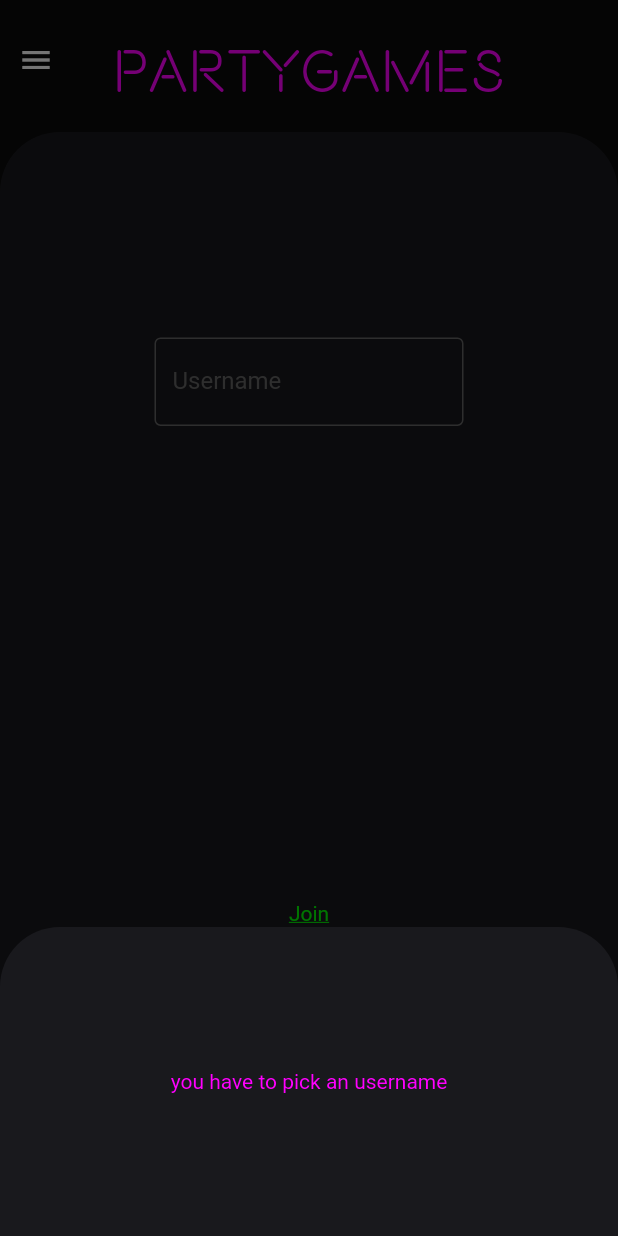
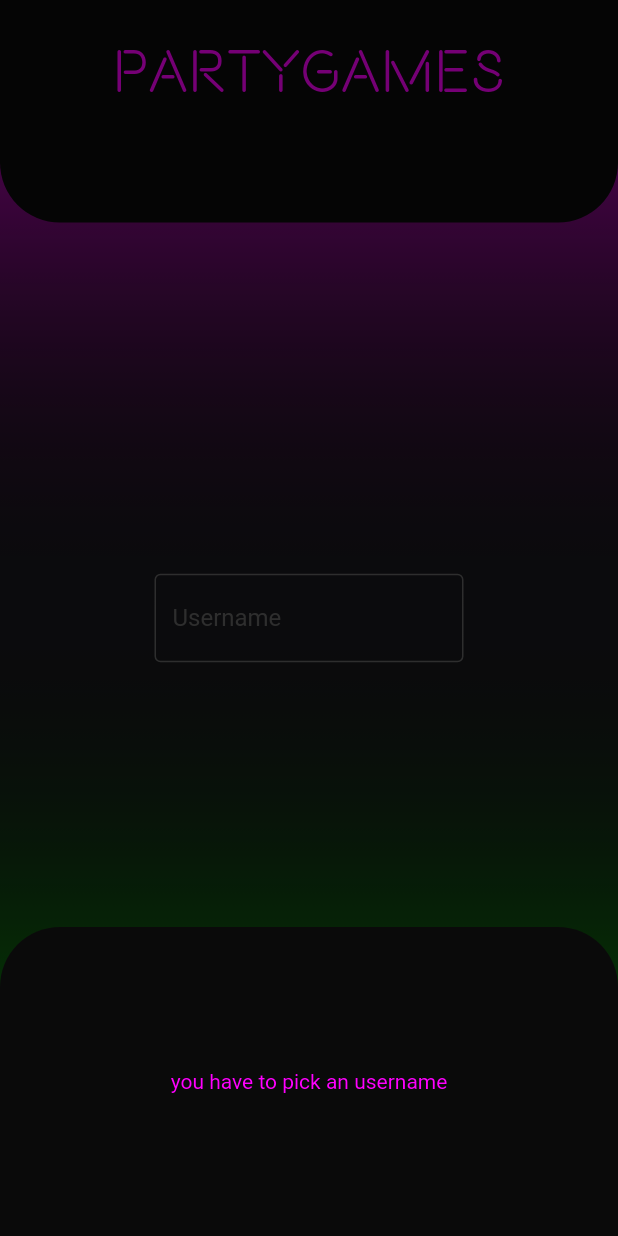
Before and after one commit to einArthur007/partygames, a Flutter app: the screen it shows after launch, after a tap on "Join", on a phone screen of 412 x 824 dp. Run offline on Flutter 3.47's test engine with Material 2 defaults, Android fonts, the phone set to English and light mode, and no system bars; our stand-ins replace page_transition, shared_preferences.

Commit message:
erste Seite fertig

```diff
--- a/lib/funktion.dart
+++ b/lib/funktion.dart
@@ -1,24 +1,14 @@
-import 'dart:async';
-
 import 'package:flutter/material.dart';
 import 'package:shared_preferences/shared_preferences.dart';
-import 'package:page_transition/page_transition.dart';
-import 'package:partygames/pages/lobby.dart';
 
 joinRequest(BuildContext context) async {
   SharedPreferences prefs = await SharedPreferences.getInstance();
   String? name = prefs.getString('name');
+  if (name != '') {
+    pageChange = true;
+    return;
+  }
 
-  if (name != '') {
-    // ignore: use_build_context_synchronously
-    Navigator.of(context).push(
-      PageTransition(
-        child: const Lobby(),
-        type: PageTransitionType.rightToLeftWithFade,
-      ),
-    );
-  }
-  if (name == '') {
   // ignore: use_build_context_synchronously
   showModalBottomSheet(
     backgroundColor: Colors.transparent,
@@ -30,8 +20,7 @@ joinRequest(BuildContext context) async {
         child: Container(
           decoration: BoxDecoration(
             borderRadius: const BorderRadius.only(
-                    topLeft: Radius.circular(40),
-                    topRight: Radius.circular(40)),
+                topLeft: Radius.circular(40), topRight: Radius.circular(40)),
             color: Theme.of(context).focusColor,
           ),
           child: Center(
@@ -44,9 +33,11 @@ joinRequest(BuildContext context) async {
           ),
         ),
       );
-        });
+    },
+  );
 }
-}
+
+bool pageChange = false;
 
 int playerNumber() {
   return 10;
--- a/lib/main.dart
+++ b/lib/main.dart
@@ -1,13 +1,7 @@
-import 'dart:async';
-
 import 'package:flutter/material.dart';
-import 'package:page_transition/page_transition.dart';
-import 'package:partygames/funktion.dart';
-import 'package:partygames/models/button.dart';
-import 'package:partygames/models/heading.dart';
-import 'package:partygames/models/input.dart';
-import 'package:partygames/pages/lobby.dart';
-import 'package:shared_preferences/shared_preferences.dart';
+import 'package:partygames/pages/games.dart';
+import 'package:partygames/pages/signin.dart';
+import 'package:partygames/pages/designlayout.dart';
 
 void main() {
   runApp(const MyApp());
@@ -22,13 +16,16 @@ class MyApp extends StatelessWidget {
       debugShowCheckedModeBanner: false,
       theme: ThemeData(
         primaryColorLight: const Color.fromARGB(255, 0, 255, 0),
-        primaryColorDark: Color.fromARGB(255, 255, 0, 255),
-        focusColor: const Color.fromARGB(255, 25, 25, 29),
-        scaffoldBackgroundColor: const Color.fromARGB(255, 10, 10, 10),
+        primaryColorDark: const Color.fromARGB(255, 255, 0, 255),
+        scaffoldBackgroundColor: const Color.fromARGB(255, 25, 25, 29),
+        focusColor: const Color.fromARGB(255, 10, 10, 10),
         highlightColor: const Color.fromARGB(255, 255, 255, 255),
         shadowColor: const Color.fromARGB(255, 100, 100, 100),
+        hintColor: const Color.fromARGB(255, 150, 150, 150),
+        cardColor: const Color.fromARGB(255, 20, 20, 20),
       ),
-      home: Scaffold(
+      home: const Scaffold(
+        resizeToAvoidBottomInset: false,
         body: Home(),
       ),
     );
@@ -36,129 +33,38 @@ class MyApp extends StatelessWidget {
 }
 
 class Home extends StatefulWidget {
-  Home({super.key});
+  const Home({super.key});
 
   @override
   State<Home> createState() => _HomeState();
 }
 
 class _HomeState extends State<Home> {
-  @override
-  void initState() {
-    getName();
-    super.initState();
-  }
-
-  getName() async {
-    SharedPreferences prefs = await SharedPreferences.getInstance();
-    String? name = prefs.getString('name');
-    name ??= '';
-    input.text = name;
-  }
-
-  setName() async {
-    SharedPreferences prefs = await SharedPreferences.getInstance();
-    prefs.setString('name', input.text);
-    print(input.text);
-  }
-
-  late Timer timer;
-  int counter = 10;
-
-  void timerStart() {
-    counter = 10;
-//    for (var timerRound = 0; timerRound < 20;) {
-    timer = Timer.periodic(Duration(seconds: 1), (timer) {
-      print(counter);
-      if (counter > 0) {
-        setState(() {
-          counter--;
-        });
-      } else {
-        counter = 10;
-      }
-    });
-//    if (timerRound == 20) {
-//        timer.cancel();
-//    }
-//  print(timerRound);
-//}
-  }
-
-  TextEditingController input = TextEditingController();
+  int pageCounter = 0;
+  Widget? refresh;
 
   @override
   Widget build(BuildContext context) {
-    return Column(
+    if (pageCounter == 0) {
+      refresh = SignIn(setNewPage: () {
+        pageCounter++;
+        setState(() {});
+      });
+    }
+    if (pageCounter == 1) refresh = Games(fontColor: Theme.of(context).primaryColorLight,);
+
+    return Stack(
       children: [
-        SizedBox(
-          width: MediaQuery.of(context).size.width,
-          child: Stack(
-            children: [
-              Container(
-                alignment: Alignment.centerLeft,
-                height: 80,
-                child: IconButton(
-                  onPressed: () {},
-                  icon:
-                      Icon(Icons.menu, color: Theme.of(context).highlightColor),
-                  color: Theme.of(context).shadowColor,
-                ),
-              ),
-              Container(
-                alignment: Alignment.center,
-                child: const Heading(
-                  text: 'PartyGames',
-                ),
-              ),
-            ],
-          ),
-        ),
-        Container(
-          decoration: BoxDecoration(
-            borderRadius: const BorderRadius.only(
-              topLeft: Radius.circular(40),
-              topRight: Radius.circular(40),
-            ),
-            color: Theme.of(context).focusColor,
-          ),
-          child: SizedBox(
-            width: MediaQuery.of(context).size.width,
-            height: MediaQuery.of(context).size.height / 1.161,
-            child: Column(
-              mainAxisAlignment: MainAxisAlignment.spaceAround,
-              children: [
-                SizedBox(
-                  width: MediaQuery.of(context).size.width / 2,
-                  child: Input(
-                    labelText: 'Username',
-                    password: false,
-                    controller: input,
-                  ),
-                ),
-                GestureDetector(
-                  onTap: () {
-                    setName();
-                    joinRequest(context);
-                    timerStart();
-                  },
-                  child: Column(
-                      mainAxisAlignment: MainAxisAlignment.center,
-                      crossAxisAlignment: CrossAxisAlignment.center,
-                      children: [
-                        SizedBox(
-                          height: MediaQuery.of(context).size.height / 8,
-                          width: MediaQuery.of(context).size.width / 4,
-                          child: const Button(
-                            text: 'Join',
-                            border: null,
-                          ),
-                        ),
-                      ]),
-                )
-              ],
-            ),
-          ),
+        const Layout(),
+        AnimatedSwitcher(
+          duration: const Duration(milliseconds: 250),
+          child: refresh!,
+          transitionBuilder: (child, animation) {
+            return ScaleTransition(
+              scale: animation,
+              child: child,
+            );
+          },
         ),
       ],
     );
--- a/lib/models/button.dart
+++ b/lib/models/button.dart
@@ -15,15 +15,12 @@ class Button extends StatelessWidget {
       decoration: BoxDecoration(
         border: border,
       ),
-      child: Center(
         child: Text(
           text,
           style: TextStyle(
             color: Theme.of(context).primaryColorLight,
-            decoration: TextDecoration.underline,
           ),
         ),
-      ),
     );
   }
 }
--- /dev/null
+++ b/lib/models/led.dart
@@ -0,0 +1,39 @@
+import 'package:flutter/material.dart';
+
+
+class LED extends StatelessWidget {
+  const LED({
+    super.key,
+    required this.color,
+    required this.begin,
+    required this.end,
+  });
+
+  final Color color;
+  final AlignmentGeometry begin;
+  final AlignmentGeometry end;
+
+
+  @override
+  Widget build(BuildContext context) {
+    return SizedBox(
+      width: MediaQuery.of(context).size.width,
+      child: Container(
+        decoration: BoxDecoration(
+          borderRadius: const BorderRadius.only(
+            bottomLeft: Radius.circular(40),
+            bottomRight: Radius.circular(40),
+          ),
+          gradient: LinearGradient(
+            begin: begin,
+            end: end,
+            colors: <Color>[
+              color,
+              Colors.transparent,
+            ],
+          ),
+        ),
+      ),
+    );
+  }
+}
--- /dev/null
+++ b/lib/pages/designlayout.dart
@@ -0,0 +1,43 @@
+import 'package:flutter/material.dart';
+import 'package:partygames/models/led.dart';
+import 'package:partygames/models/heading.dart';
+
+class Layout extends StatelessWidget {
+  const Layout({super.key});
+
+  @override
+  Widget build(BuildContext context) {
+    return Stack(
+      children: [
+        LED(
+          color: Theme.of(context).primaryColorDark,
+          begin: Alignment.topCenter,
+          end: Alignment.center,
+        ),
+        SizedBox(
+          height: MediaQuery.of(context).size.height * 0.18,
+          width: MediaQuery.of(context).size.width,
+          child: Container(
+            decoration: BoxDecoration(
+              borderRadius: const BorderRadius.only(
+                bottomLeft: Radius.circular(40),
+                bottomRight: Radius.circular(40),
+              ),
+              color: Theme.of(context).focusColor,
+            ),
+            child: Stack(
+              children: [
+                Container(
+                  alignment: Alignment.topCenter,
+                  child: const Heading(
+                    text: 'Partygames',
+                  ),
+                ),
+              ],
+            ),
+          ),
+        ),
+      ],
+    );
+  }
+}
--- /dev/null
+++ b/lib/pages/signin.dart
@@ -0,0 +1,109 @@
+import 'package:flutter/material.dart';
+import 'package:partygames/funktion.dart';
+import 'package:partygames/models/input.dart';
+import 'package:shared_preferences/shared_preferences.dart';
+import 'package:partygames/models/button.dart';
+import 'package:partygames/models/led.dart';
+
+class SignIn extends StatefulWidget {
+  SignIn({
+    super.key,
+    required this.setNewPage,
+  });
+
+  Function setNewPage;
+
+  @override
+  State<SignIn> createState() => _SignInState();
+}
+
+class _SignInState extends State<SignIn> {
+  void initState() {
+    getName();
+    super.initState();
+  }
+
+  getName() async {
+    SharedPreferences prefs = await SharedPreferences.getInstance();
+    String? name = prefs.getString('name');
+    name ??= '';
+    input.text = name;
+  }
+
+  setName() async {
+    SharedPreferences prefs = await SharedPreferences.getInstance();
+    prefs.setString('name', input.text);
+  }
+
+  pageSwitch() {
+      if (pageChange) {
+        widget.setNewPage();
+      }
+  }
+
+  TextEditingController input = TextEditingController();
+
+  @override
+  Widget build(BuildContext context) {
+    return Stack(
+      children: [
+        Container(
+          alignment: Alignment.bottomCenter,
+          child: Stack(
+            children: [
+              LED(
+                color: Theme.of(context).primaryColorLight,
+                begin: Alignment.bottomCenter,
+                end: Alignment.center,
+              ),
+              Column(
+                mainAxisAlignment: MainAxisAlignment.end,
+                crossAxisAlignment: CrossAxisAlignment.center,
+                children: [
+                  GestureDetector(
+                    onTap: () async {
+                      setName();
+                      await joinRequest(context);
+                      pageSwitch();
+                    },
+                    child: SizedBox(
+                      height: MediaQuery.of(context).size.height * 0.18,
+                      width: MediaQuery.of(context).size.width,
+                      child: Container(
+                        decoration: BoxDecoration(
+                          border: Border.all(),
+                          borderRadius: const BorderRadius.only(
+                            topLeft: Radius.circular(40),
+                            topRight: Radius.circular(40),
+                          ),
+                          color: Theme.of(context).focusColor,
+                        ),
+                        child: const Center(
+                          child: Button(
+                            text: 'Join',
+                            border: null,
+                          ),
+                        ),
+                      ),
+                    ),
+                  ),
+                ],
+              ),
+              Container(
+                alignment: Alignment.center,
+                child: SizedBox(
+                  width: MediaQuery.of(context).size.width / 2,
+                  child: Input(
+                    labelText: 'Username',
+                    password: false,
+                    controller: input,
+                  ),
+                ),
+              ),
+            ],
+          ),
+        ),
+      ],
+    );
+  }
+}
```
Also changed, not shown: lib/models/games.dart (deleted, +0 -85 lines), lib/pages/games.dart (added, +135 -0 lines), lib/pages/lobby.dart (deleted, +0 -75 lines). Lines whose indentation alone changed are shown as unchanged.
